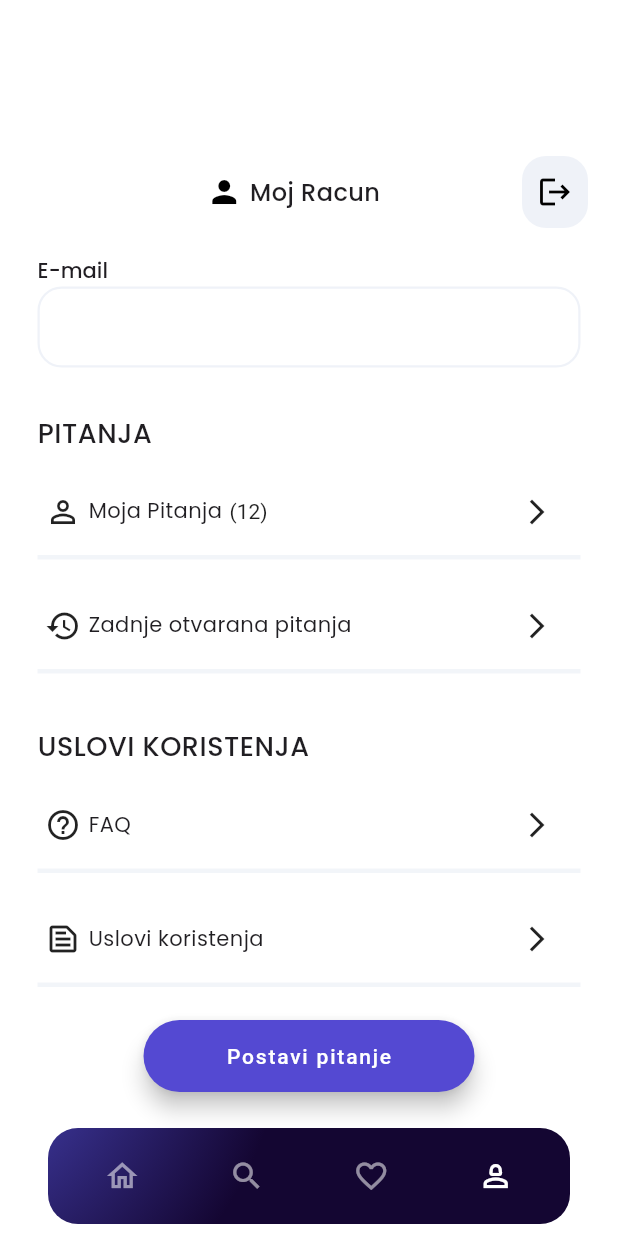
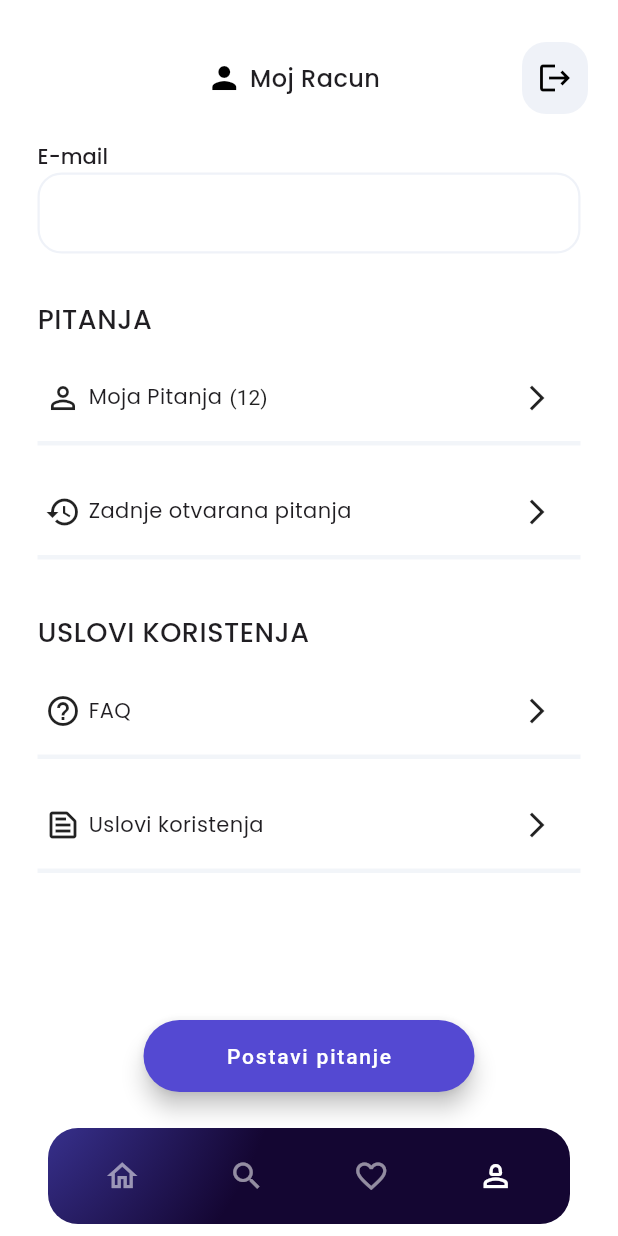
Before and after one commit to Warty71/apk-iman-ba, a Flutter app: the FavoritesPage screen opened directly, after a tap on the "person 2" icon, on a phone screen of 412 x 824 dp. Run offline on Flutter 3.47's test engine with Material 2 defaults, Android fonts, the phone set to English and light mode, and no system bars; our stand-ins replace firebase_auth, firebase_core, google_fonts, google_sign_in; accounts and stored records are empty.

Commit message:
Removed Center widget from Favorites and User pages. Edited build.gradle multidex dependency.

```diff
--- a/apk_iman_ba/lib/Pages/favoritespage.dart
+++ b/apk_iman_ba/lib/Pages/favoritespage.dart
@@ -120,7 +120,6 @@ class FavoritesPage extends StatelessWidget {
         ),
       ),
       body: SafeArea(
-        child: Center(
         child: Column(
           children: [
             Padding(
@@ -173,8 +172,8 @@ class FavoritesPage extends StatelessWidget {
                             child: ListTile(
                               title: qa['question'] != null
                                   ? Container(
-                                        margin: const EdgeInsets.fromLTRB(
-                                            0, 5, 0, 5),
+                                      margin:
+                                          const EdgeInsets.fromLTRB(0, 5, 0, 5),
                                       child: Text(
                                         qa['question']!,
                                         style: GoogleFonts.poppins(
@@ -211,7 +210,6 @@ class FavoritesPage extends StatelessWidget {
           ],
         ),
       ),
-      ),
     );
   }
 }
--- a/apk_iman_ba/lib/Pages/userpage.dart
+++ b/apk_iman_ba/lib/Pages/userpage.dart
@@ -107,7 +107,6 @@ class UserPage extends StatelessWidget {
         ),
       ),
       body: SafeArea(
-        child: Center(
         child: SingleChildScrollView(
           child: Column(
             children: [
@@ -457,7 +456,6 @@ class UserPage extends StatelessWidget {
           ),
         ),
       ),
-      ),
     );
   }
 }
```
Also changed, not shown: 1 other file. Lines whose indentation alone changed are shown as unchanged.
